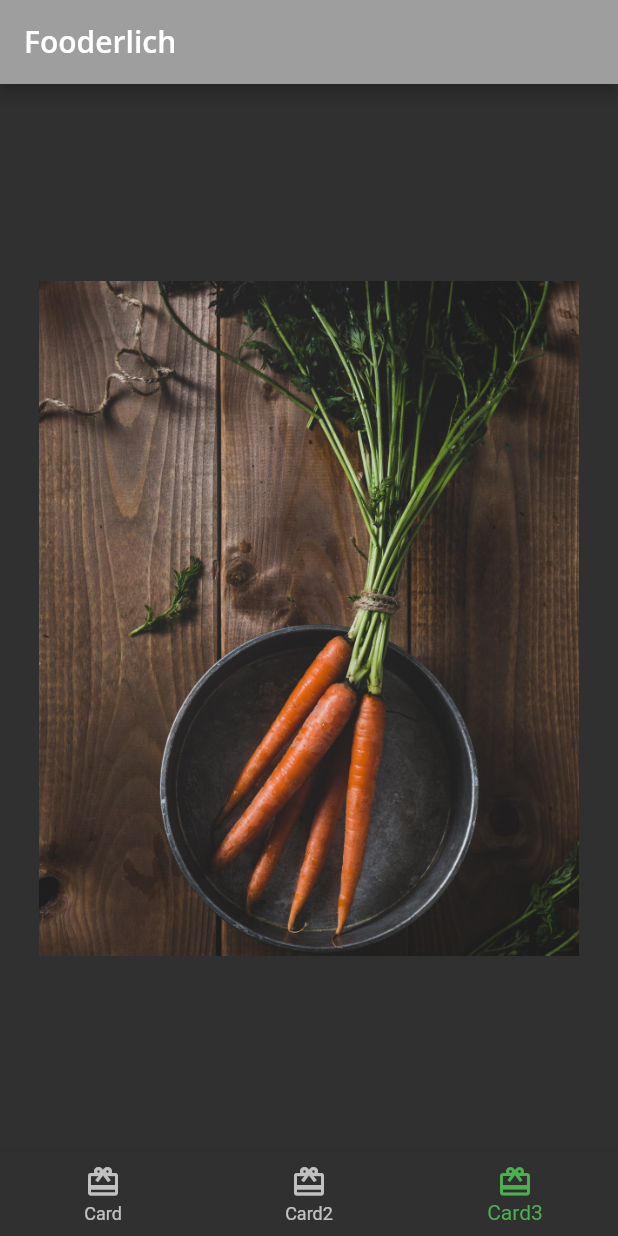
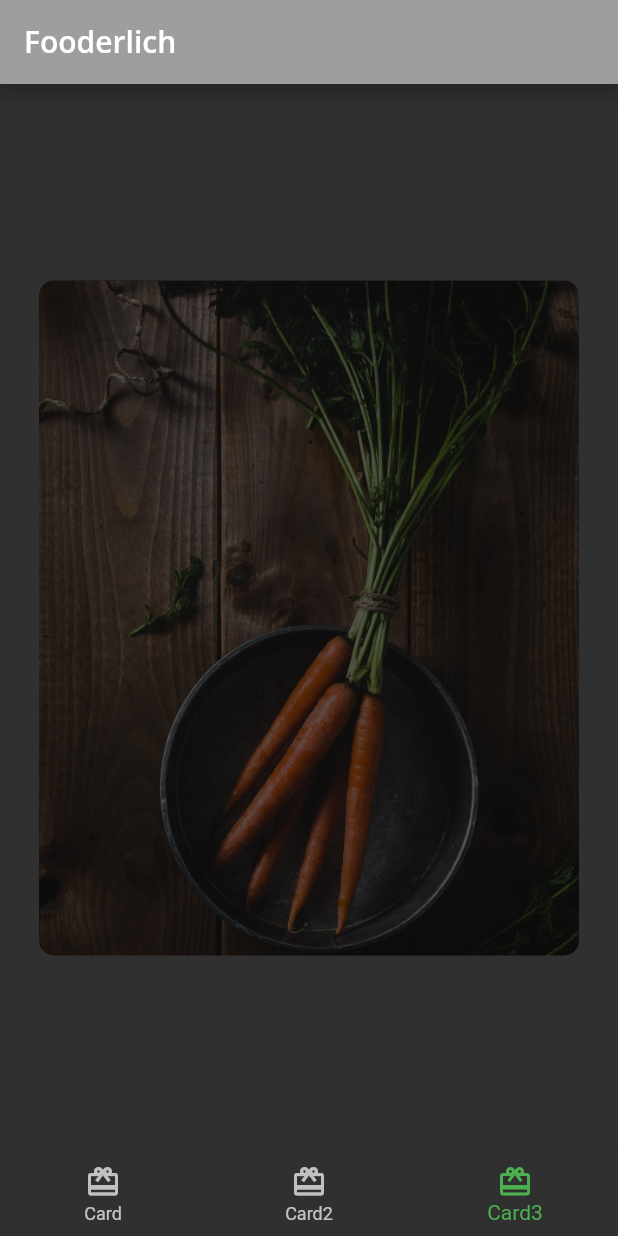
Before and after one commit to hramaroson/fooderlich, a Flutter app: the screen it shows after launch, item 3 of the bottom bar chosen, on a phone screen of 412 x 824 dp. Run offline on Flutter 3.47's test engine with Material 2 defaults, Android fonts, the phone set to English and light mode, and no system bars; our stand-ins replace google_fonts.

Commit message:
Composing the dark overlay

```diff
--- a/lib/card3.dart
+++ b/lib/card3.dart
@@ -16,8 +16,19 @@ class Card3 extends StatelessWidget{
           image: DecorationImage(
             image: AssetImage("assets/mag2.png"),
             fit: BoxFit.cover
-          )
+          ),
+          borderRadius: BorderRadius.all(Radius.circular(10.0))
          ),
+         child: Stack(
+          children: [
+            Container(
+              decoration: BoxDecoration(
+                color: Colors.black.withOpacity(0.6),
+                borderRadius: const BorderRadius.all(Radius.circular(10.0))
+              ),
+            )
+          ],
+         )
       )
     );
   }
```
